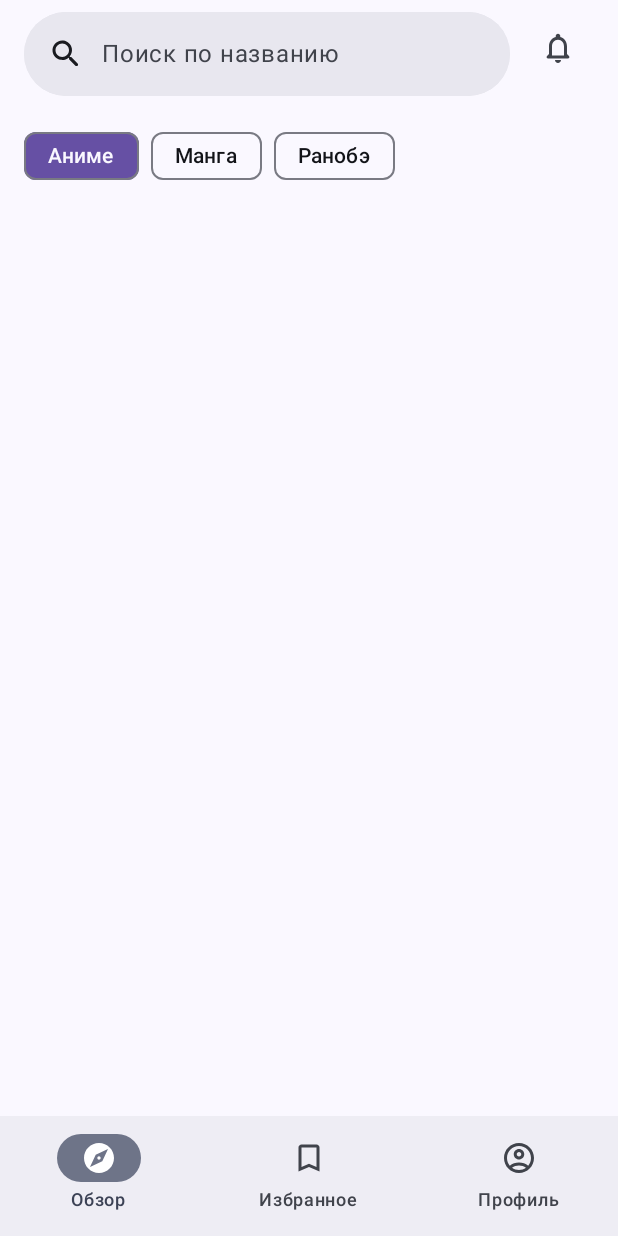
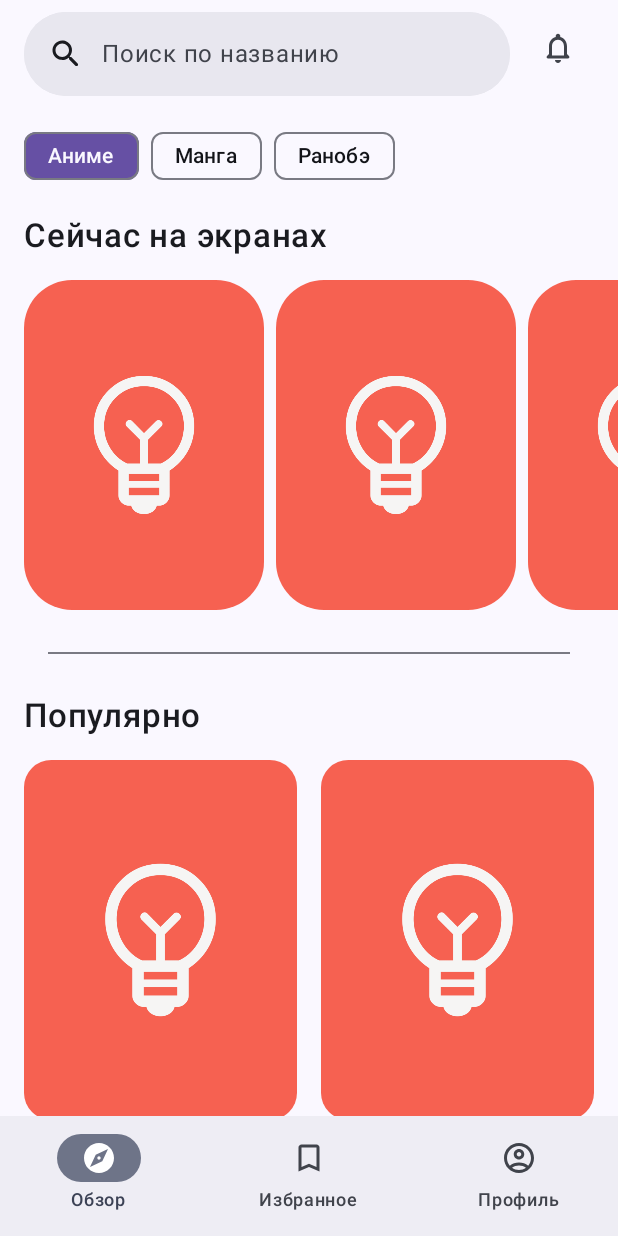
Before and after one commit to urFate/shirabox-app, an Android app built with Jetpack Compose: the screen it shows after launch (MainActivity), on a phone screen of 412 x 824 dp. Run offline under Robolectric (Android 15) with nearby library versions, the phone set to English and light mode, and no system bars; 1 statement that could not run was skipped.

Commit message:
Implement Explore Screen

```diff
--- a/app/src/main/java/com/tomuki/tomuki/ui/screen/explore/ExploreScreen.kt
+++ b/app/src/main/java/com/tomuki/tomuki/ui/screen/explore/ExploreScreen.kt
@@ -1,11 +1,35 @@
 package com.tomuki.tomuki.ui.screen.explore
 
+import androidx.compose.foundation.Image
+import androidx.compose.foundation.clickable
 import androidx.compose.foundation.layout.Arrangement
 import androidx.compose.foundation.layout.Column
+import androidx.compose.foundation.layout.Spacer
+import androidx.compose.foundation.layout.fillMaxSize
+import androidx.compose.foundation.layout.height
+import androidx.compose.foundation.layout.padding
+import androidx.compose.foundation.layout.size
+import androidx.compose.foundation.layout.width
+import androidx.compose.foundation.lazy.LazyRow
+import androidx.compose.foundation.lazy.grid.GridCells
+import androidx.compose.foundation.lazy.grid.LazyVerticalGrid
+import androidx.compose.foundation.rememberScrollState
+import androidx.compose.foundation.shape.RoundedCornerShape
+import androidx.compose.foundation.verticalScroll
+import androidx.compose.material3.Divider
 import androidx.compose.material3.ExperimentalMaterial3Api
+import androidx.compose.material3.Surface
+import androidx.compose.material3.Text
 import androidx.compose.runtime.Composable
+import androidx.compose.ui.Modifier
+import androidx.compose.ui.layout.ContentScale
+import androidx.compose.ui.res.painterResource
+import androidx.compose.ui.res.stringResource
+import androidx.compose.ui.text.font.FontWeight
 import androidx.compose.ui.tooling.preview.Preview
 import androidx.compose.ui.unit.dp
+import androidx.compose.ui.unit.sp
+import com.tomuki.tomuki.R
 import com.tomuki.tomuki.ui.component.top.MediaTypesBar
 import com.tomuki.tomuki.ui.component.top.TopBar
 
@@ -14,9 +38,80 @@ import com.tomuki.tomuki.ui.component.top.TopBar
 @Composable
 fun ExploreScreen() {
     Column(
+        modifier = Modifier
+            .fillMaxSize()
+            .verticalScroll(rememberScrollState()),
         verticalArrangement = Arrangement.spacedBy(16.dp)
     ) {
-        TopBar("Поиск по названию")
+        TopBar(stringResource(R.string.search_by_name))
         MediaTypesBar()
+
+        Column(
+            verticalArrangement = Arrangement.spacedBy(16.dp)
+        ) {
+            Text(
+                modifier = Modifier.padding(16.dp, 0.dp),
+                text = stringResource(R.string.anime_actual),
+                fontSize = 22.sp,
+                fontWeight = FontWeight(500)
+            )
+
+            LazyRow(
+                horizontalArrangement = Arrangement.spacedBy(8.dp)
+            ) {
+                items(4){
+                    if(it == 0) Spacer(modifier = Modifier.width(16.dp))
+
+                    Surface(
+                        modifier = Modifier.size(160.dp, 220.dp),
+                        shape = RoundedCornerShape(20)
+
+                    ) {
+                        Image(
+                            modifier = Modifier.clickable {  },
+                            painter = painterResource(id = R.drawable.blank),
+                            contentDescription = "blank",
+                            contentScale = ContentScale.Crop)
+                    }
+                }
+            }
+        }
+
+        Divider(
+            modifier = Modifier.padding(32.dp, 12.dp)
+        )
+
+        Column(
+            modifier = Modifier.padding(16.dp, 0.dp),
+            verticalArrangement = Arrangement.spacedBy(16.dp)
+        ) {
+            Text(
+                text = stringResource(R.string.popular),
+                fontSize = 22.sp,
+                fontWeight = FontWeight(500)
+            )
+
+            LazyVerticalGrid(
+                modifier = Modifier.height((180*4).dp),
+                columns = GridCells.Fixed(2),
+                verticalArrangement = Arrangement.spacedBy(16.dp),
+                horizontalArrangement = Arrangement.spacedBy(16.dp),
+                userScrollEnabled = false
+            ){
+                items(4) {
+                    Surface(
+                        modifier = Modifier.size(180.dp, 240.dp),
+                        shape = RoundedCornerShape(10)
+
+                    ) {
+                        Image(
+                            modifier = Modifier.clickable {  },
+                            painter = painterResource(id = R.drawable.blank),
+                            contentDescription = "blank",
+                            contentScale = ContentScale.Crop)
+                    }
+                }
+            }
+        }
     }
 }
--- a/app/src/main/res/values/strings.xml
+++ b/app/src/main/res/values/strings.xml
@@ -21,4 +21,11 @@
     <string name="anime">Аниме</string>
     <string name="manga">Манга</string>
     <string name="ranobe">Ранобэ</string>
+
+    <!--
+        Explore page
+    -->
+    <string name="anime_actual">Сейчас на экранах</string>
+    <string name="books_actual">Среди новинок</string>
+    <string name="popular">Популярно</string>
 </resources>
```
Also changed, not shown: app/src/main/res/drawable/blank.png (added).
